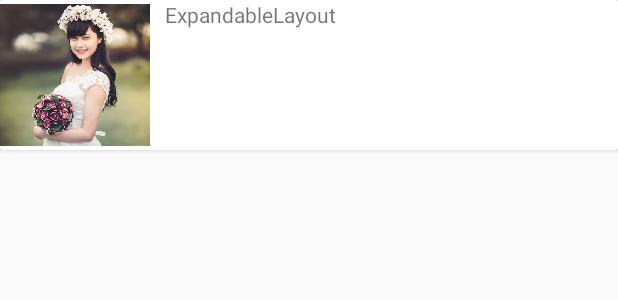
After one commit to DevExchanges/RecyclerViewRowAnimation, an Android app: the layout item_recycler_view.xml on its own in the app's theme, with its tools: preview values and no code run, on a phone screen of 412 x 824 dp. The commit adds this screen. Shown: the top 300 px of the screen. Run offline under Robolectric (Android 15) with nearby library versions, the phone set to English and light mode, and no system bars.

Commit message:
push project

```diff
--- a/app/build.gradle
+++ b/app/build.gradle
@@ -21,6 +21,7 @@ android {
 
 dependencies {
     compile fileTree(dir: 'libs', include: ['*.jar'])
-    testCompile 'junit:junit:4.12'
     compile 'com.android.support:appcompat-v7:24.1.1'
+    compile 'com.android.support:recyclerview-v7:24.1.1'
+    compile 'com.android.support:cardview-v7:24.1.1'
 }
--- /dev/null
+++ b/app/src/main/res/layout/item_recycler_view.xml
@@ -0,0 +1,25 @@
+<?xml version="1.0" encoding="utf-8"?>
+<android.support.v7.widget.CardView xmlns:android="http://schemas.android.com/apk/res/android"
+    android:layout_width="match_parent"
+    android:layout_height="wrap_content">
+
+    <RelativeLayout
+        android:layout_width="match_parent"
+        android:layout_height="wrap_content">
+
+        <ImageView
+            android:id="@+id/image"
+            android:layout_width="100dp"
+            android:layout_height="100dp"
+            android:contentDescription="@null"
+            android:src="@drawable/girl_1" />
+
+        <TextView
+            android:layout_width="match_parent"
+            android:layout_toRightOf="@+id/image"
+            android:layout_marginLeft="10dp"
+            android:text="@string/app_name"
+            android:layout_height="wrap_content" />
+    </RelativeLayout>
+
+</android.support.v7.widget.CardView>
--- a/app/src/main/res/values/strings.xml
+++ b/app/src/main/res/values/strings.xml
@@ -1,6 +1,8 @@
 <resources>
     <string name="app_name">ExpandableLayout</string>
-    <string name="title">An another Application name</string>
-    <string name="jinx_story">Morbi aliquet id augue non pretium. Maecenas at augue lectus. Suspendisse eget malesuada ligula, vitae tincidunt purus. Nunc tortor augue, sollicitudin eget enim quis, gravida tempus tellus. Sed interdum magna vehicula rutrum interdum. Nunc in imperdiet nisl. Suspendisse tempus lorem eget elementum placerat. Cras felis odio, ornare eu
+    <string name="title">Lorem Ipsum</string>
+    <string name="show">More Information</string>
+    <string name="hide">Less information</string>
+    <string name="lorem_ipsum">Morbi aliquet id augue non pretium. Maecenas at augue lectus. Suspendisse eget malesuada ligula, vitae tincidunt purus. Nunc tortor augue, sollicitudin eget enim quis, gravida tempus tellus. Sed interdum magna vehicula rutrum interdum. Nunc in imperdiet nisl. Suspendisse tempus lorem eget elementum placerat. Cras felis odio, ornare eu
         purus id, accumsan pharetra odio. Etiam vel semper dolor. Suspendisse facilisis purus at enim euismod tempor.</string>
 </resources>
```
Also changed, not shown: app/src/main/res/drawable/girl_1.jpg (added), app/src/main/res/drawable/girl_2.jpg (added), app/src/main/res/drawable/girl_3.jpg (added).
